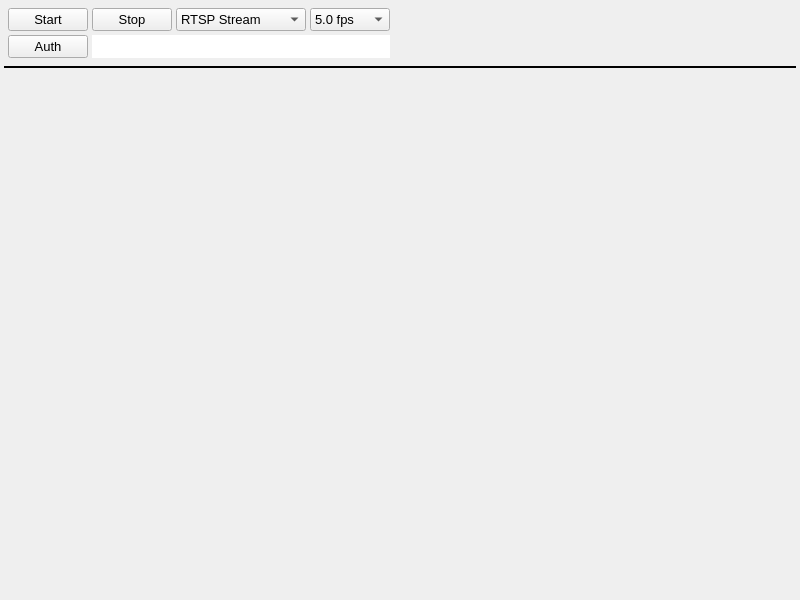
Qt form src_add/widgets/video.ui (mworion/MountWizzard4) before a commit.
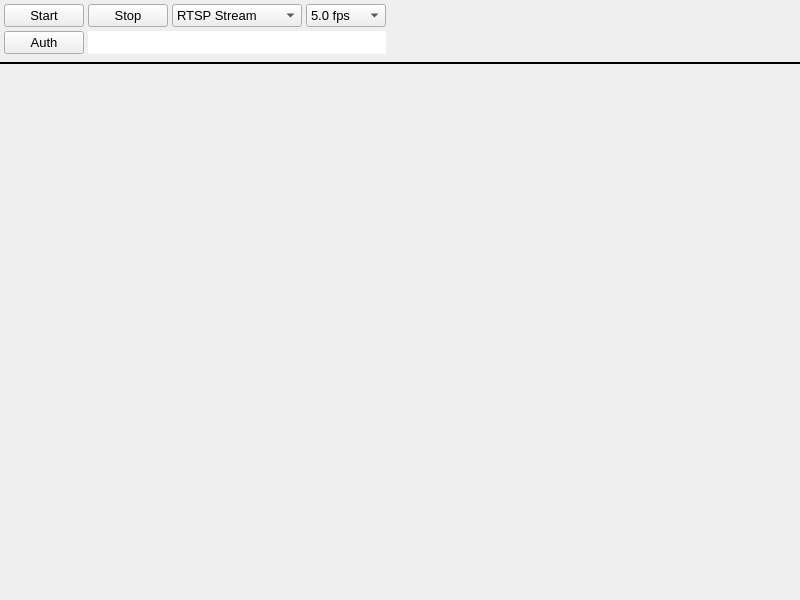
The same form after that commit.

```diff
--- a/src_add/widgets/video.ui
+++ b/src_add/widgets/video.ui
@@ -54,16 +54,16 @@
     <number>4</number>
    </property>
    <property name="leftMargin">
-    <number>4</number>
+    <number>0</number>
    </property>
    <property name="topMargin">
-    <number>4</number>
+    <number>0</number>
    </property>
    <property name="rightMargin">
-    <number>4</number>
+    <number>0</number>
    </property>
    <property name="bottomMargin">
-    <number>4</number>
+    <number>0</number>
    </property>
    <item>
     <layout class="QGridLayout" name="gridLayout" columnstretch="0,0,0,0,0,0,0,1">
```
